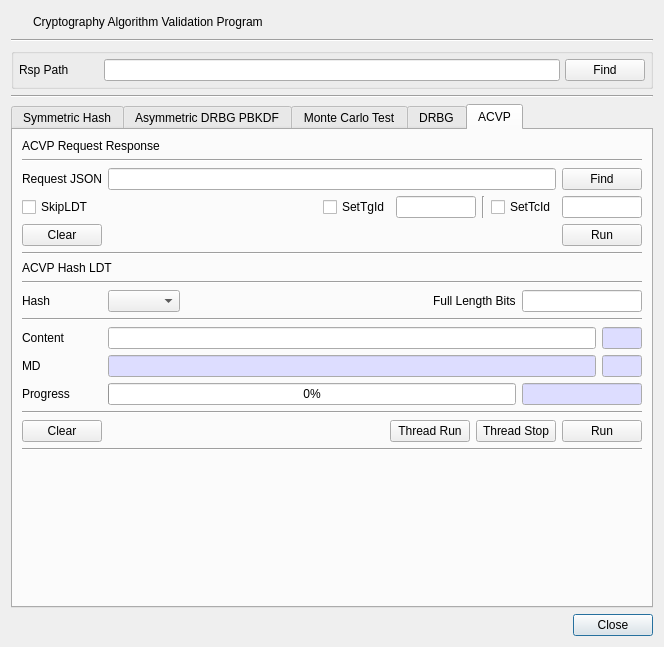
First picture: the form in BerEditor/cavp_dlg.ui, repository jykim74/BerEditor, before the edit.
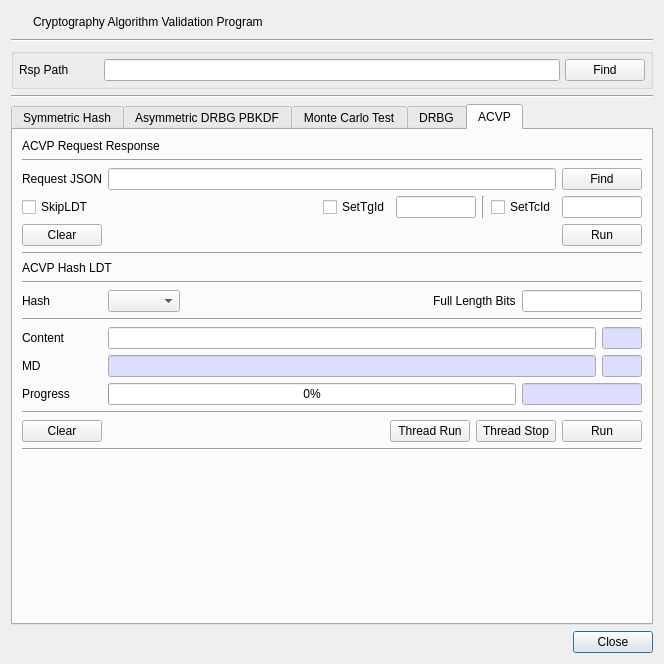
Second picture: the form after the edit. The open tabs and pages were chosen to show the change. Icons and pictures are not drawn.

```diff
--- a/BerEditor/cavp_dlg.ui
+++ b/BerEditor/cavp_dlg.ui
@@ -7,7 +7,7 @@
     <x>0</x>
     <y>0</y>
     <width>648</width>
-    <height>647</height>
+    <height>664</height>
    </rect>
   </property>
   <property name="windowTitle">
```
Left out of the diff: 3 changed lines with no effect on the pictures.
